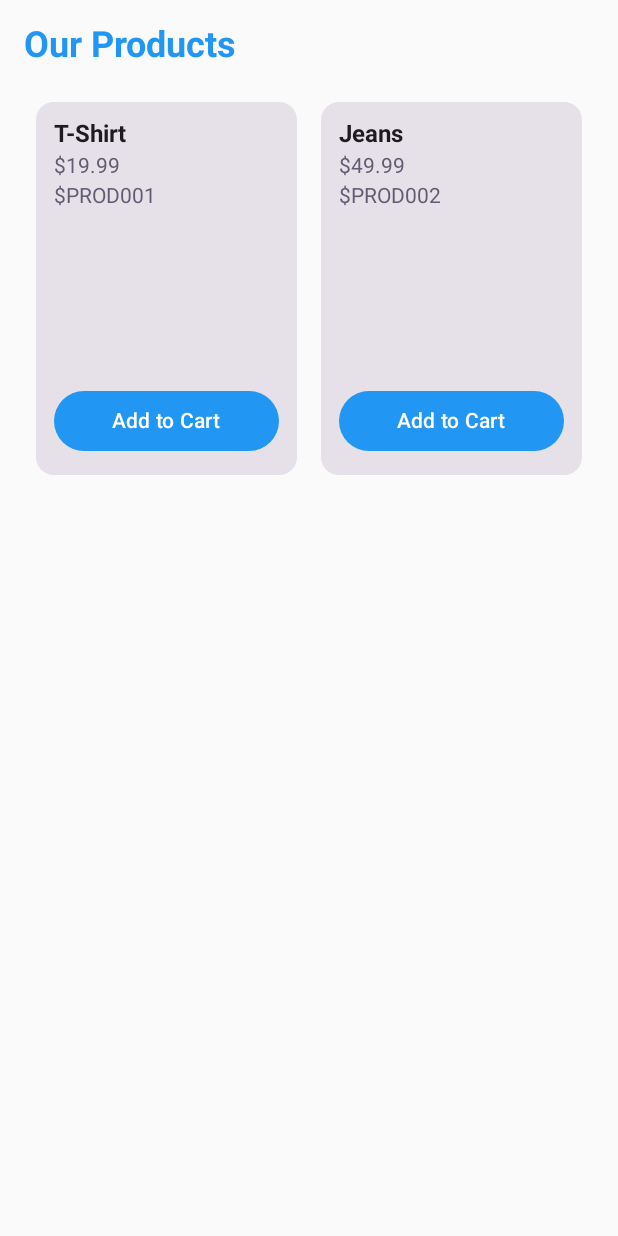
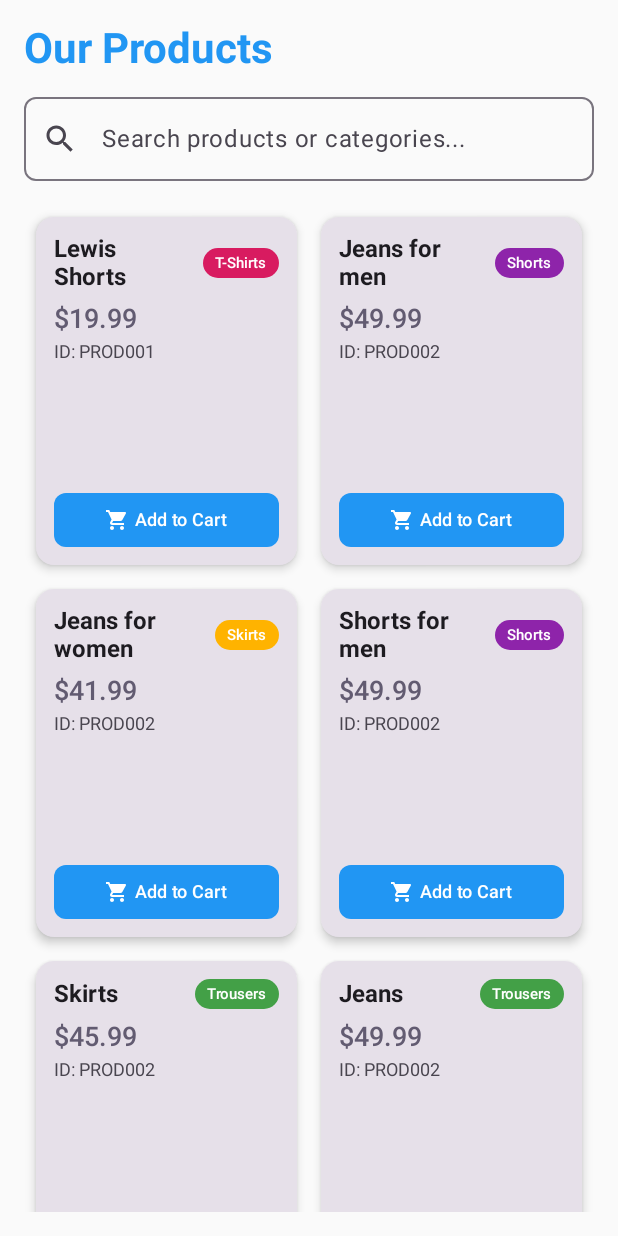
Before and after one commit to kaveenexe/collette, an Android app built with Jetpack Compose: the screen it shows after launch (MainActivity), on a phone screen of 412 x 824 dp. Run offline under Robolectric (Android 15) with nearby library versions, the phone set to English and light mode, and no system bars.

Commit message:
Modified Product Listing UI

```diff
--- a/app/src/main/java/com/example/colllette/network/Product.kt
+++ b/app/src/main/java/com/example/colllette/network/Product.kt
@@ -5,6 +5,7 @@ data class Product(
     val uniqueProductId: String,
     val name: String,
     val description: String?,
+    var category: String,
     val price: Double,
     val stockQuantity: Int,
     val vendorId: String,
--- a/app/src/main/java/com/example/colllette/ui/theme/ProductListingActivity.kt
+++ b/app/src/main/java/com/example/colllette/ui/theme/ProductListingActivity.kt
@@ -1,27 +1,32 @@
 package com.example.colllette.ui
 
 import android.app.Application
-import androidx.compose.foundation.Image
 import androidx.compose.foundation.layout.*
 import androidx.compose.foundation.lazy.grid.GridCells
 import androidx.compose.foundation.lazy.grid.LazyVerticalGrid
 import androidx.compose.foundation.lazy.grid.items
+import androidx.compose.foundation.shape.CircleShape
+import androidx.compose.foundation.shape.RoundedCornerShape
+import androidx.compose.material.icons.Icons
+import androidx.compose.material.icons.filled.Search
+import androidx.compose.material.icons.filled.ShoppingCart
 import androidx.compose.material3.*
 import androidx.compose.runtime.*
 import androidx.compose.ui.Alignment
 import androidx.compose.ui.Modifier
-import androidx.compose.ui.layout.ContentScale
+import androidx.compose.ui.graphics.Color
 import androidx.compose.ui.platform.LocalContext
 import androidx.compose.ui.text.font.FontWeight
+import androidx.compose.ui.text.style.TextOverflow
 import androidx.compose.ui.unit.dp
 import androidx.compose.ui.unit.sp
 import androidx.lifecycle.viewmodel.compose.viewModel
-import androidx.navigation.NavController
 import com.example.colllette.model.Product
 import com.example.colllette.ui.theme.customBlue
 import com.example.colllette.viewmodel.ProductViewModel
 import com.example.colllette.viewmodel.ProductViewModelFactory
 
+@OptIn(ExperimentalMaterial3Api::class)
 @Composable
 fun ProductListingScreen() {
     val context = LocalContext.current
@@ -29,7 +34,13 @@ fun ProductListingScreen() {
         factory = ProductViewModelFactory(context.applicationContext as Application)
     )
 
+    var searchQuery by remember { mutableStateOf("") }
     val products by productViewModel.products.collectAsState()
+    val filteredProducts = products.filter { product ->
+        (product.name.contains(searchQuery, ignoreCase = true) ||
+                product.uniqueProductId.contains(searchQuery, ignoreCase = true) ||
+                product.category.contains(searchQuery, ignoreCase = true))
+    }
 
     Column(
         modifier = Modifier
@@ -38,10 +49,22 @@ fun ProductListingScreen() {
     ) {
         Text(
             text = "Our Products",
-            fontSize = 24.sp,
+            fontSize = 28.sp,
             fontWeight = FontWeight.Bold,
             color = customBlue,
             modifier = Modifier.padding(bottom = 16.dp)
+        )
+
+        OutlinedTextField(
+            value = searchQuery,
+            onValueChange = { searchQuery = it },
+            modifier = Modifier
+                .fillMaxWidth()
+                .padding(bottom = 16.dp),
+            placeholder = { Text("Search products or categories...") },
+            leadingIcon = { Icon(Icons.Default.Search, contentDescription = "Search") },
+            singleLine = true,
+            shape = RoundedCornerShape(8.dp)
         )
 
         LazyVerticalGrid(
@@ -50,22 +73,23 @@ fun ProductListingScreen() {
             horizontalArrangement = Arrangement.spacedBy(16.dp),
             verticalArrangement = Arrangement.spacedBy(16.dp)
         ) {
-            items(products) { product ->
+            items(filteredProducts) { product ->
                 ProductCard(product = product, onAddToCart = { productViewModel.addToCart(product) })
             }
         }
     }
 }
 
+@OptIn(ExperimentalMaterial3Api::class)
 @Composable
 fun ProductCard(product: Product, onAddToCart: () -> Unit) {
     Card(
         modifier = Modifier
             .fillMaxWidth()
-            .aspectRatio(0.7f)
+            .aspectRatio(0.75f),
+        elevation = CardDefaults.cardElevation(defaultElevation = 4.dp),
+        shape = RoundedCornerShape(12.dp)
     ) {
-        Column {
-
         Column(
             modifier = Modifier
                 .padding(12.dp)
@@ -73,32 +97,81 @@ fun ProductCard(product: Product, onAddToCart: () -> Unit) {
             verticalArrangement = Arrangement.SpaceBetween
         ) {
             Column {
+                Row(
+                    modifier = Modifier.fillMaxWidth(),
+                    horizontalArrangement = Arrangement.SpaceBetween,
+                    verticalAlignment = Alignment.CenterVertically
+                ) {
                     Text(
                         text = product.name,
                         fontSize = 16.sp,
-                        fontWeight = FontWeight.Bold
+                        fontWeight = FontWeight.Bold,
+                        maxLines = 2,
+                        overflow = TextOverflow.Ellipsis,
+                        modifier = Modifier.weight(1f)
+                    )
+                    Spacer(modifier = Modifier.width(8.dp))
+                    CategoryBadge(category = product.category)
+                }
+                Spacer(modifier = Modifier.height(8.dp))
+                Text(
+                    text = "$${product.price}",
+                    fontSize = 18.sp,
+                    color = MaterialTheme.colorScheme.secondary,
+                    fontWeight = FontWeight.SemiBold
                 )
                 Spacer(modifier = Modifier.height(4.dp))
                 Text(
-                        text = "$${product.price}",
-                        fontSize = 14.sp,
-                        color = MaterialTheme.colorScheme.secondary
-                    )
-                    Spacer(modifier = Modifier.height(4.dp))
-                    Text(
-                        text = "$${product.uniqueProductId}",
-                        fontSize = 14.sp,
-                        color = MaterialTheme.colorScheme.secondary
+                    text = "ID: ${product.uniqueProductId}",
+                    fontSize = 12.sp,
+                    color = MaterialTheme.colorScheme.onSurfaceVariant
                 )
             }
+            Spacer(modifier = Modifier.height(12.dp))
             Button(
                 onClick = onAddToCart,
-                    modifier = Modifier.fillMaxWidth(),
-                    colors = ButtonDefaults.buttonColors(containerColor = customBlue)
+                modifier = Modifier
+                    .fillMaxWidth()
+                    .height(36.dp),
+                colors = ButtonDefaults.buttonColors(containerColor = customBlue),
+                shape = RoundedCornerShape(8.dp)
             ) {
-                    Text("Add to Cart", color = MaterialTheme.colorScheme.onPrimary)
+                Icon(
+                    Icons.Default.ShoppingCart,
+                    contentDescription = "Add to Cart",
+                    modifier = Modifier.size(16.dp)
+                )
+                Spacer(modifier = Modifier.width(4.dp))
+                Text("Add to Cart", fontSize = 12.sp, color = Color.White)
             }
         }
     }
 }
+
+@Composable
+fun CategoryBadge(category: String, modifier: Modifier = Modifier) {
+    val badgeColor = remember(category) {
+        when (category.lowercase()) {
+            "shirts" -> Color(0xFF1E88E5)
+            "t-shirts" -> Color(0xFFD81B60)
+            "trousers" -> Color(0xFF43A047)
+            "skirts" -> Color(0xFFFFB300)
+            "shorts" -> Color(0xFF8E24AA)
+            else -> Color(0xFF607D8B)
         }
+    }
+
+    Surface(
+        color = badgeColor,
+        shape = CircleShape,
+        modifier = modifier
+    ) {
+        Text(
+            text = category,
+            color = Color.White,
+            fontSize = 10.sp,
+            fontWeight = FontWeight.Medium,
+            modifier = Modifier.padding(horizontal = 8.dp, vertical = 4.dp)
+        )
+    }
+}
--- a/app/src/main/java/com/example/colllette/viewmodel/ProductViewModel.kt
+++ b/app/src/main/java/com/example/colllette/viewmodel/ProductViewModel.kt
@@ -22,9 +22,10 @@ class ProductViewModel(application: Application) : AndroidViewModel(application)
             Product(
                 id = "1",
                 uniqueProductId = "PROD001",
-                name = "T-Shirt",
+                name = "Lewis Shorts",
                 description = "A comfortable cotton T-shirt",
                 price = 19.99,
+                category = "T-Shirts",
                 stockQuantity = 100,
                 vendorId = "VENDOR001",
                 isActive = true,
@@ -32,13 +33,59 @@ class ProductViewModel(application: Application) : AndroidViewModel(application)
             Product(
                 id = "2",
                 uniqueProductId = "PROD002",
-                name = "Jeans",
+                name = "Jeans for men",
+                category = "Shorts",
                 description = "Classic blue jeans",
                 price = 49.99,
                 stockQuantity = 50,
                 vendorId = "VENDOR001",
                 isActive = true,
             ),
+            Product(
+                id = "2",
+                uniqueProductId = "PROD002",
+                name = "Jeans for women",
+                category = "Skirts",
+                description = "Classic blue jeans for women",
+                price = 41.99,
+                stockQuantity = 30,
+                vendorId = "VENDOR001",
+                isActive = true,
+            ),
+            Product(
+                id = "2",
+                uniqueProductId = "PROD002",
+                name = "Shorts for men",
+                category = "Shorts",
+                description = "Classic blue Shorts",
+                price = 49.99,
+                stockQuantity = 50,
+                vendorId = "VENDOR001",
+                isActive = true,
+            ),
+            Product(
+                id = "2",
+                uniqueProductId = "PROD002",
+                name = "Skirts",
+                category = "Trousers",
+                description = "Classic blue Skirts",
+                price = 45.99,
+                stockQuantity = 50,
+                vendorId = "VENDOR001",
+                isActive = true,
+            ),
+            Product(
+                id = "2",
+                uniqueProductId = "PROD002",
+                name = "Jeans",
+                category = "Trousers",
+                description = "Classic blue jeans",
+                price = 49.99,
+                stockQuantity = 50,
+                vendorId = "VENDOR001",
+                isActive = true,
+            ),
+
             // Add more dummy products as needed
         )
         _products.value = dummyProducts
```
Lines whose indentation alone changed are shown as unchanged.
